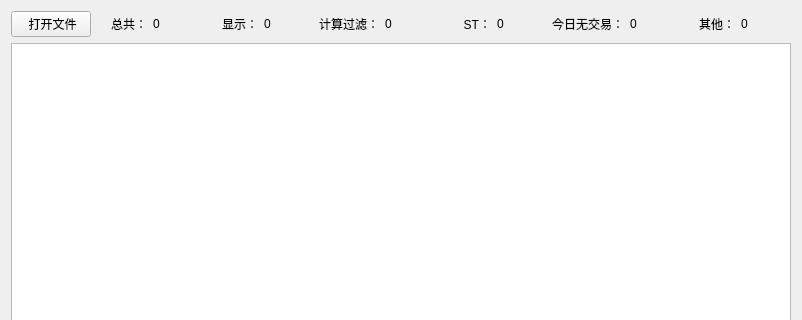
This is BaGuaStock/BaGuaStock.ui in weiduolee/BaGuaStock as Qt 5 draws it before an edit; both pictures show x 0 to 802 and y 0 to 320 of the 802 by 512 pixel window. The edited form follows.
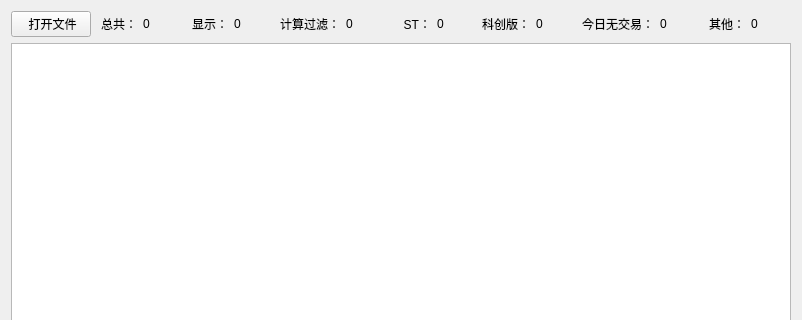
This is the edited form.

Diff of the .ui file:
```diff
--- a/BaGuaStock/BaGuaStock.ui
+++ b/BaGuaStock/BaGuaStock.ui
@@ -92,6 +92,23 @@
         </property>
        </widget>
       </item>
+      <item>
+       <widget class="QLabel" name="label_7">
+        <property name="text">
+         <string>科创版：</string>
+        </property>
+        <property name="alignment">
+         <set>Qt::AlignRight|Qt::AlignTrailing|Qt::AlignVCenter</set>
+        </property>
+       </widget>
+      </item>
+      <item>
+       <widget class="QLabel" name="labelCreation">
+        <property name="text">
+         <string>0</string>
+        </property>
+       </widget>
+      </item>
       <item>
        <widget class="QLabel" name="label_5">
         <property name="text">
```
